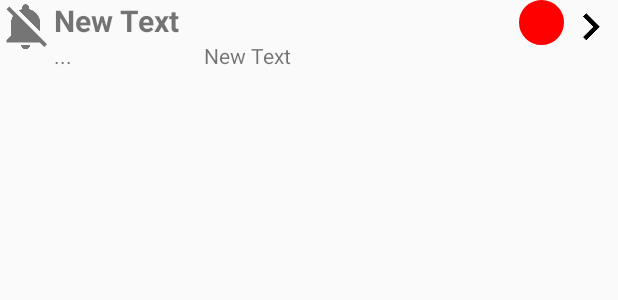
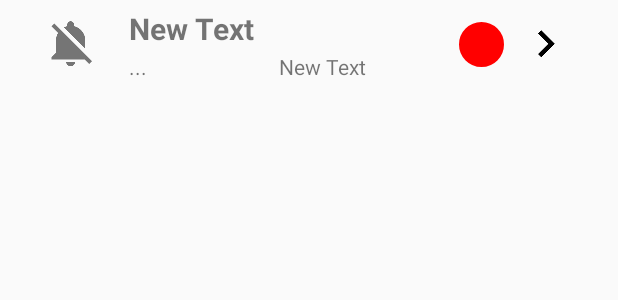
Before and after one commit to dukehal/TriangleTraffic, an Android app: the layout activity_venue_row.xml on its own in the app's theme, with its tools: preview values and no code run, on a phone screen of 412 x 824 dp. Shown: the top 300 px of the screen. Run offline under Robolectric (Android 15) with nearby library versions, the phone set to English and light mode, and no system bars.

Commit message:
Adjust spacing.

```diff
--- a/app/src/main/res/layout/activity_venue_list.xml
+++ b/app/src/main/res/layout/activity_venue_list.xml
@@ -29,7 +29,8 @@
         android:id="@+id/scrollView2"
         android:layout_alignParentLeft="true"
         android:layout_alignParentStart="true"
-        android:layout_below="@+id/toggleNotifications">
+        android:layout_below="@+id/toggleNotifications"
+        android:layout_marginTop="25dp">
 
         <TableLayout
             android:layout_width="match_parent"
--- a/app/src/main/res/layout/activity_venue_row.xml
+++ b/app/src/main/res/layout/activity_venue_row.xml
@@ -1,7 +1,9 @@
 <?xml version="1.0" encoding="utf-8"?>
 <TableRow xmlns:android="http://schemas.android.com/apk/res/android"
     android:layout_width="match_parent" android:layout_height="wrap_content"
-    android:minHeight="80dp">
+    android:minHeight="80dp"
+    android:paddingTop="5dp"
+    android:paddingBottom="5dp">
 
     <!--<CheckBox />-->
     <!--<LinearLayout-->
@@ -26,7 +28,10 @@
             android:layout_height="wrap_content"
             android:id="@+id/notificationCheckBox"
             android:button="@xml/customdrawablecheckbox"
-            android:layout_alignParentLeft="true" />
+            android:layout_alignParentLeft="true"
+            android:layout_marginRight="20dp"
+            android:layout_centerVertical="true"
+            android:layout_marginLeft="30dp" />
 
         <LinearLayout
             android:orientation="horizontal"
@@ -34,7 +39,8 @@
             android:layout_height="wrap_content"
             android:layout_alignParentRight="true"
             android:layout_toRightOf="@+id/notificationCheckBox"
-            android:id="@+id/venueClickRow">
+            android:id="@+id/venueClickRow"
+            android:layout_centerVertical="true">
 
             <LinearLayout
                 android:orientation="vertical"
@@ -48,7 +54,8 @@
                     android:text="New Text"
                     android:id="@+id/venueName"
                     android:textSize="20dp"
-                    android:textStyle="bold" />
+                    android:textStyle="bold"
+                    android:layout_marginBottom="2dp" />
 
                 <LinearLayout
                     android:orientation="horizontal"
@@ -75,14 +82,18 @@
                 android:layout_width="wrap_content"
                 android:layout_height="wrap_content"
                 android:id="@+id/trafficStatusImage"
-                android:src="@drawable/traffic_indication_circle" />
+                android:src="@drawable/traffic_indication_circle"
+                android:layout_gravity="center_vertical" />
 
             <ImageView
                 android:layout_width="wrap_content"
                 android:layout_height="wrap_content"
                 android:id="@+id/venueInfoLink"
                 android:src="@drawable/ic_chevron_right_black_36dp"
-                android:layout_alignParentRight="false" />
+                android:layout_alignParentRight="false"
+                android:layout_gravity="center_vertical"
+                android:layout_marginLeft="10dp"
+                android:layout_marginRight="30dp" />
 
         </LinearLayout>
 
```
